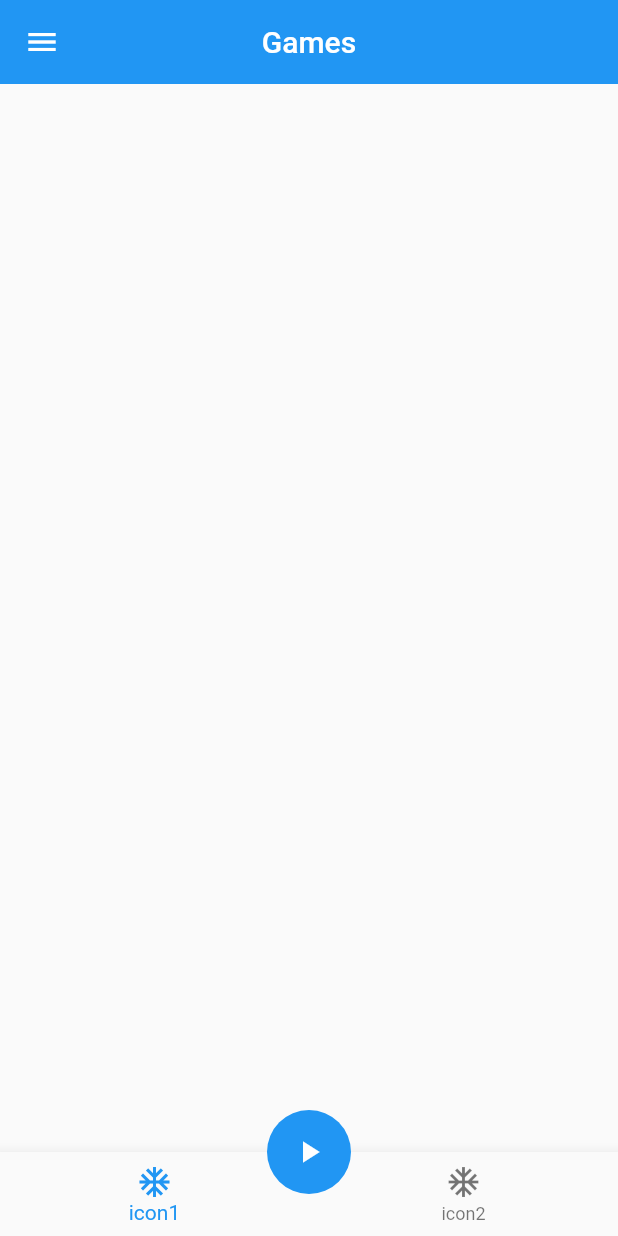
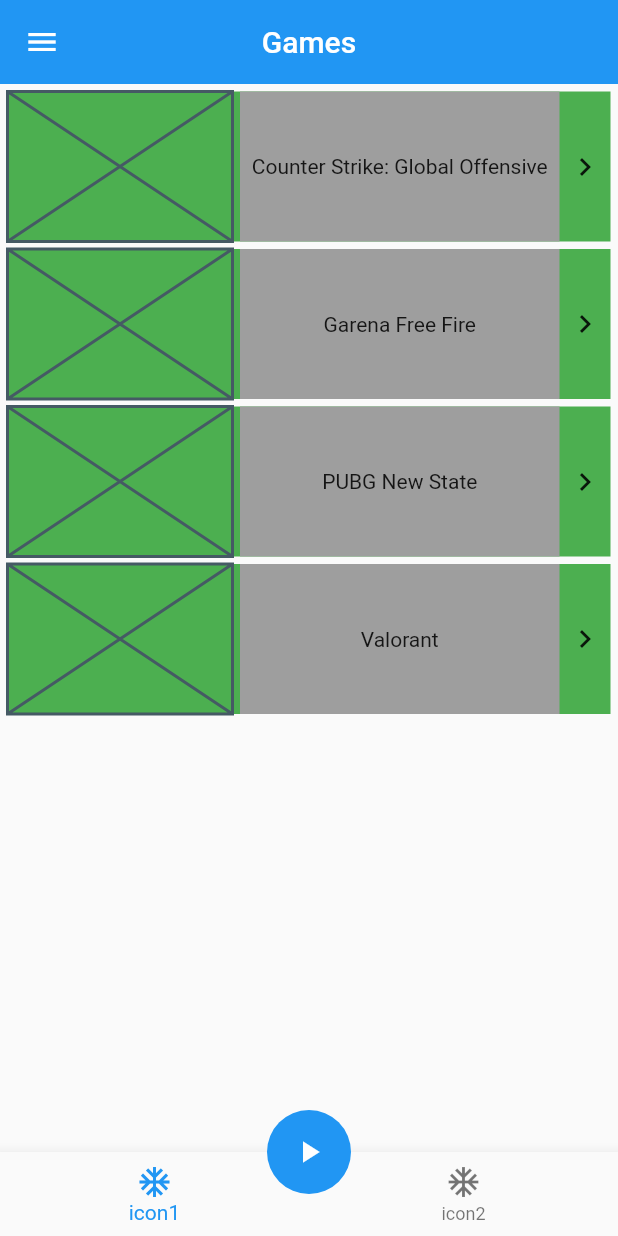
Before and after one commit to CYBERDEVILZ/ZBGAMING, a Flutter app: the screen it shows after launch, on a phone screen of 412 x 824 dp. Run offline on Flutter 3.47's test engine with Material 2 defaults, Android fonts, the phone set to English and light mode, and no system bars.

Commit message:
homepage layout created

```diff
--- a/lib/main.dart
+++ b/lib/main.dart
@@ -1,6 +1,6 @@
 import 'package:flutter/material.dart';
 
-import 'pages/homePage.dart';
+import 'pages/home_page.dart';
 
 void main() {
   runApp(const MyApp());
--- a/lib/pages/homePage.dart
+++ b/lib/pages/home_page.dart
@@ -1,4 +1,5 @@
 import 'package:flutter/material.dart';
+import 'package:zbgaming/widgets/home_page_list.dart';
 
 class HomePage extends StatefulWidget {
   const HomePage({Key? key}) : super(key: key);
@@ -14,8 +15,9 @@ class _HomePageState extends State<HomePage> {
     return SafeArea(
         bottom: false,
         child: Scaffold(
-          appBar: AppBar(title: Text("Games"), elevation: 0, centerTitle: true),
-          body: Container(),
+          appBar: AppBar(
+              title: const Text("Games"), elevation: 0, centerTitle: true),
+          body: const HomePageList(),
           drawer: Container(),
           bottomNavigationBar: BottomNavigationBar(
               items: const [
@@ -31,7 +33,7 @@ class _HomePageState extends State<HomePage> {
               }),
           floatingActionButton: FloatingActionButton(
             onPressed: () {},
-            child: Icon(Icons.play_arrow),
+            child: const Icon(Icons.play_arrow),
             elevation: 0,
           ),
           floatingActionButtonLocation:
--- /dev/null
+++ b/lib/widgets/home_page_list.dart
@@ -0,0 +1,75 @@
+import 'package:flutter/material.dart';
+
+class HomePageList extends StatelessWidget {
+  const HomePageList({Key? key}) : super(key: key);
+
+  @override
+  Widget build(BuildContext context) {
+    return ListView.builder(
+      itemBuilder: (context, index) => list[index],
+      itemCount: list.length,
+      physics: const BouncingScrollPhysics(),
+    );
+  }
+}
+
+// tile blueprint
+class Tile extends StatelessWidget {
+  const Tile(
+      {Key? key, required this.img, required this.title, required this.ontap})
+      : super(key: key);
+  final Widget img;
+  final String title;
+  final VoidCallback ontap;
+  final Widget dropIcon = const Icon(Icons.keyboard_arrow_right);
+
+  @override
+  Widget build(BuildContext context) {
+    return Padding(
+      padding: const EdgeInsets.only(top: 5, left: 5, right: 5),
+      child: Container(
+        child: Row(
+          children: [
+            Container(
+              child: img,
+              width: 150,
+              margin: const EdgeInsets.only(right: 5),
+            ),
+            Expanded(
+                child: Container(
+                    child: Align(
+                      child: Text(title,
+                          overflow: TextOverflow.ellipsis,
+                          maxLines: 3,
+                          textAlign: TextAlign.center),
+                      alignment: Alignment.center,
+                    ),
+                    color: Colors.grey)),
+            GestureDetector(
+              onTap: ontap,
+              child: Container(
+                child: dropIcon,
+                margin: const EdgeInsets.all(5),
+              ),
+            )
+          ],
+          crossAxisAlignment: CrossAxisAlignment.center,
+          mainAxisAlignment: MainAxisAlignment.spaceBetween,
+        ),
+        color: Colors.green,
+        height: 100,
+      ),
+    );
+  }
+}
+
+// array containing multiple tiles
+List<Widget> list = [
+  Tile(
+      img: const Placeholder(),
+      title: "Counter Strike: Global Offensive",
+      ontap: () {}),
+  Tile(img: const Placeholder(), title: "Garena Free Fire", ontap: () {}),
+  Tile(img: const Placeholder(), title: "PUBG New State", ontap: () {}),
+  Tile(img: const Placeholder(), title: "Valorant", ontap: () {}),
+];
```
Also changed, not shown: lib/widgets/drawer.dart (added).
